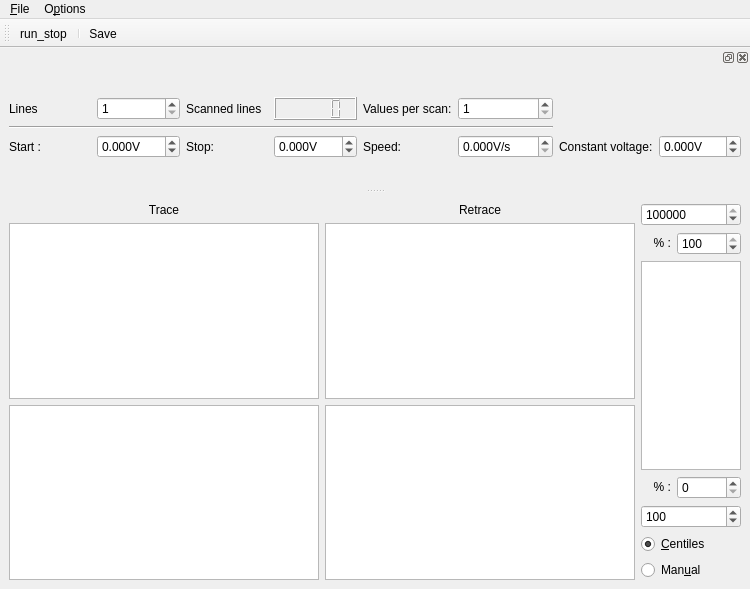
This is gui/laserscanner/ui_laserscannergui.ui in Ulm-IQO/qudi as Qt 5 draws it before an edit. The edited form follows.
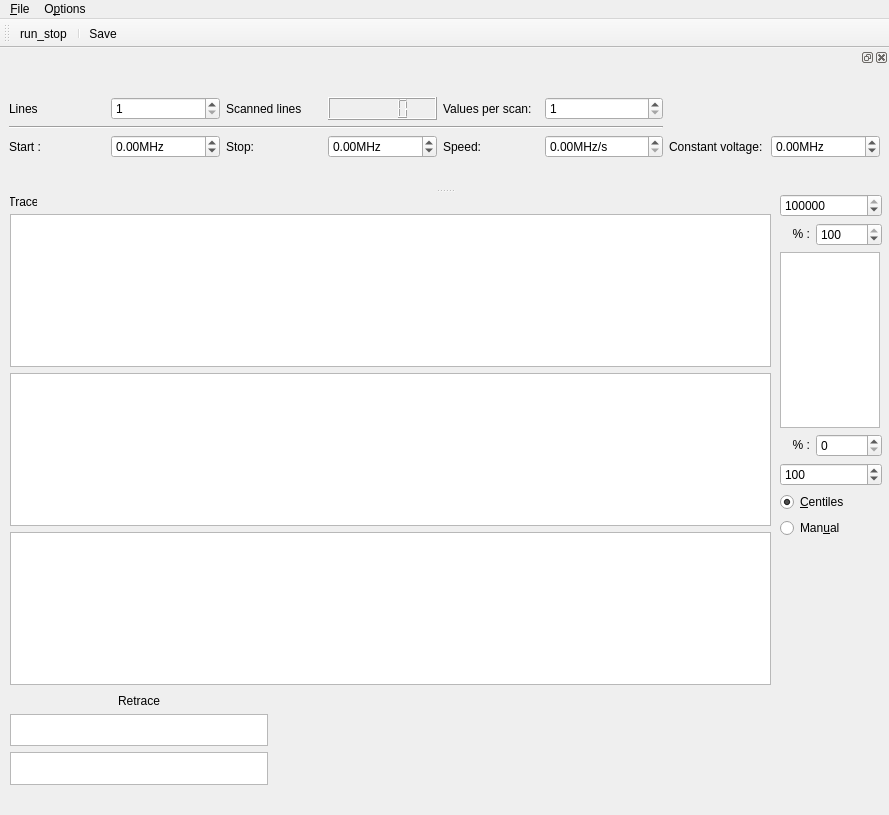
This is the edited form. Icons and pictures are not drawn. Custom widgets are drawn as their Qt base class.

```diff
--- a/gui/laserscanner/ui_laserscannergui.ui
+++ b/gui/laserscanner/ui_laserscannergui.ui
@@ -6,10 +6,16 @@
    <rect>
     <x>0</x>
     <y>0</y>
-    <width>750</width>
-    <height>589</height>
+    <width>889</width>
+    <height>815</height>
    </rect>
   </property>
+  <property name="minimumSize">
+   <size>
+    <width>800</width>
+    <height>600</height>
+   </size>
+  </property>
   <property name="contextMenuPolicy">
    <enum>Qt::DefaultContextMenu</enum>
   </property>
@@ -17,72 +23,15 @@
    <string>qudi: Voltage Scanner (Laser)</string>
   </property>
   <widget class="QWidget" name="centralwidget">
-   <layout class="QHBoxLayout" name="horizontalLayout">
-    <item>
-     <layout class="QGridLayout" name="plotGridLayout">
-      <item row="0" column="0">
-       <widget class="QLabel" name="traceLabel">
-        <property name="text">
-         <string>Trace</string>
-        </property>
-        <property name="alignment">
-         <set>Qt::AlignCenter</set>
-        </property>
-       </widget>
-      </item>
-      <item row="0" column="1">
-       <widget class="QLabel" name="retraceLabel">
-        <property name="text">
-         <string>Retrace</string>
-        </property>
-        <property name="alignment">
-         <set>Qt::AlignCenter</set>
-        </property>
-       </widget>
-      </item>
-      <item row="1" column="0">
-       <widget class="PlotWidget" name="voltscan_ViewWidget">
-        <property name="sizePolicy">
-         <sizepolicy hsizetype="Expanding" vsizetype="Expanding">
-          <horstretch>1</horstretch>
-          <verstretch>1</verstretch>
-         </sizepolicy>
-        </property>
-       </widget>
-      </item>
-      <item row="1" column="1">
-       <widget class="PlotWidget" name="voltscan2_ViewWidget">
-        <property name="sizePolicy">
-         <sizepolicy hsizetype="Expanding" vsizetype="Expanding">
-          <horstretch>1</horstretch>
-          <verstretch>1</verstretch>
-         </sizepolicy>
-        </property>
-       </widget>
-      </item>
-      <item row="2" column="0">
-       <widget class="PlotWidget" name="voltscan_matrix_ViewWidget">
-        <property name="sizePolicy">
-         <sizepolicy hsizetype="Expanding" vsizetype="Expanding">
-          <horstretch>1</horstretch>
-          <verstretch>1</verstretch>
-         </sizepolicy>
-        </property>
-       </widget>
-      </item>
-      <item row="2" column="1">
-       <widget class="PlotWidget" name="voltscan_matrix2_ViewWidget">
-        <property name="sizePolicy">
-         <sizepolicy hsizetype="Expanding" vsizetype="Expanding">
-          <horstretch>1</horstretch>
-          <verstretch>1</verstretch>
-         </sizepolicy>
-        </property>
-       </widget>
-      </item>
-     </layout>
-    </item>
-    <item>
+   <widget class="QWidget" name="layoutWidget">
+    <property name="geometry">
+     <rect>
+      <x>780</x>
+      <y>0</y>
+      <width>102</width>
+      <height>344</height>
+     </rect>
+    </property>
      <layout class="QGridLayout" name="gridLayout">
       <item row="4" column="0" colspan="2">
        <widget class="QSpinBox" name="voltscan_cb_min_InputWidget">
@@ -190,16 +139,115 @@
        </widget>
       </item>
      </layout>
-    </item>
-   </layout>
+   </widget>
+   <widget class="QWidget" name="layoutWidget">
+    <property name="geometry">
+     <rect>
+      <x>10</x>
+      <y>500</y>
+      <width>258</width>
+      <height>91</height>
+     </rect>
+    </property>
+    <layout class="QGridLayout" name="gridLayout_2">
+     <item row="1" column="0">
+      <widget class="PlotWidget" name="voltscan2_ViewWidget">
+       <property name="sizePolicy">
+        <sizepolicy hsizetype="Expanding" vsizetype="Expanding">
+         <horstretch>1</horstretch>
+         <verstretch>1</verstretch>
+        </sizepolicy>
+       </property>
+      </widget>
+     </item>
+     <item row="2" column="0">
+      <widget class="PlotWidget" name="voltscan_matrix2_ViewWidget">
+       <property name="sizePolicy">
+        <sizepolicy hsizetype="Expanding" vsizetype="Expanding">
+         <horstretch>1</horstretch>
+         <verstretch>1</verstretch>
+        </sizepolicy>
+       </property>
+      </widget>
+     </item>
+     <item row="0" column="0">
+      <widget class="QLabel" name="retraceLabel">
+       <property name="text">
+        <string>Retrace</string>
+       </property>
+       <property name="alignment">
+        <set>Qt::AlignCenter</set>
+       </property>
+      </widget>
+     </item>
+    </layout>
+   </widget>
+   <widget class="QLabel" name="traceLabel">
+    <property name="geometry">
+     <rect>
+      <x>10</x>
+      <y>0</y>
+      <width>27</width>
+      <height>16</height>
+     </rect>
+    </property>
+    <property name="text">
+     <string>Trace</string>
+    </property>
+    <property name="alignment">
+     <set>Qt::AlignCenter</set>
+    </property>
+   </widget>
+   <widget class="QWidget" name="layoutWidget">
+    <property name="geometry">
+     <rect>
+      <x>10</x>
+      <y>20</y>
+      <width>761</width>
+      <height>471</height>
+     </rect>
+    </property>
+    <layout class="QVBoxLayout" name="verticalLayout">
+     <item>
+      <widget class="PlotWidget" name="voltscan_matrix_ViewWidget">
+       <property name="sizePolicy">
+        <sizepolicy hsizetype="Expanding" vsizetype="Expanding">
+         <horstretch>1</horstretch>
+         <verstretch>1</verstretch>
+        </sizepolicy>
+       </property>
+      </widget>
+     </item>
+     <item>
+      <widget class="PlotWidget" name="voltscan_ViewWidget">
+       <property name="sizePolicy">
+        <sizepolicy hsizetype="Expanding" vsizetype="Expanding">
+         <horstretch>1</horstretch>
+         <verstretch>1</verstretch>
+        </sizepolicy>
+       </property>
+      </widget>
+     </item>
+     <item>
+      <widget class="PlotWidget" name="voltscan_ViewWidget_2">
+       <property name="sizePolicy">
+        <sizepolicy hsizetype="Expanding" vsizetype="Expanding">
+         <horstretch>1</horstretch>
+         <verstretch>1</verstretch>
+        </sizepolicy>
+       </property>
+      </widget>
+     </item>
+    </layout>
+   </widget>
   </widget>
   <widget class="QMenuBar" name="menubar">
    <property name="geometry">
     <rect>
      <x>0</x>
      <y>0</y>
-     <width>750</width>
-     <height>18</height>
+     <width>889</width>
+     <height>21</height>
     </rect>
    </property>
    <widget class="QMenu" name="menu_File">
@@ -241,7 +289,7 @@
    </property>
    <property name="minimumSize">
     <size>
-     <width>701</width>
+     <width>799</width>
      <height>140</height>
     </size>
    </property>
@@ -314,27 +362,33 @@
        <item row="2" column="1">
         <widget class="ScienDSpinBox" name="startDoubleSpinBox">
          <property name="suffix">
-          <string>V</string>
+          <string>MHz</string>
          </property>
          <property name="decimals">
-          <number>3</number>
+          <number>2</number>
          </property>
          <property name="minimum">
           <double>-99.000000000000000</double>
          </property>
+         <property name="maximum">
+          <double>100000000.000000000000000</double>
+         </property>
         </widget>
        </item>
        <item row="2" column="3">
         <widget class="ScienDSpinBox" name="stopDoubleSpinBox">
          <property name="suffix">
-          <string>V</string>
+          <string>MHz</string>
          </property>
          <property name="decimals">
-          <number>3</number>
+          <number>2</number>
          </property>
          <property name="minimum">
           <double>-99.000000000000000</double>
          </property>
+         <property name="maximum">
+          <double>100000000.000000000000000</double>
+         </property>
         </widget>
        </item>
        <item row="0" column="1">
@@ -350,27 +404,30 @@
        <item row="2" column="5">
         <widget class="ScienDSpinBox" name="speedDoubleSpinBox">
          <property name="suffix">
-          <string>V/s</string>
+          <string>MHz/s</string>
          </property>
          <property name="decimals">
-          <number>3</number>
+          <number>2</number>
          </property>
          <property name="maximum">
-          <double>9999.989999999999782</double>
+          <double>100000000.000000000000000</double>
          </property>
         </widget>
        </item>
        <item row="2" column="7">
         <widget class="ScienDSpinBox" name="constDoubleSpinBox">
          <property name="suffix">
-          <string>V</string>
+          <string>MHz</string>
          </property>
          <property name="decimals">
-          <number>3</number>
+          <number>2</number>
          </property>
          <property name="minimum">
           <double>-99.000000000000000</double>
          </property>
+         <property name="maximum">
+          <double>100000000.000000000000000</double>
+         </property>
         </widget>
        </item>
        <item row="0" column="5">
```
Left out of the diff: 3 changed lines with no effect on the pictures. Lines whose indentation alone changed are shown as unchanged.
